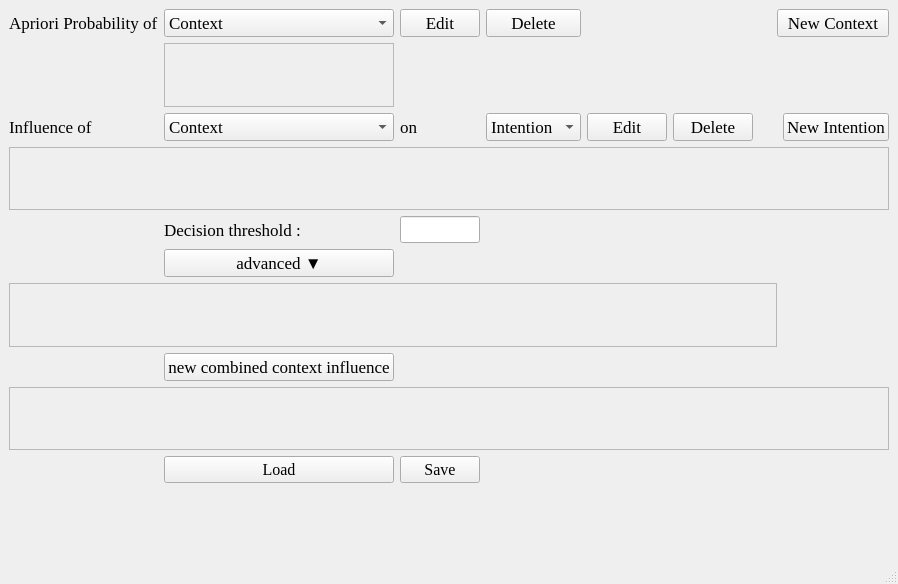
Before: the Qt Designer form CoBaIR/configurator.ui in dfki-ric/CoBaIR, drawn with Qt 5.
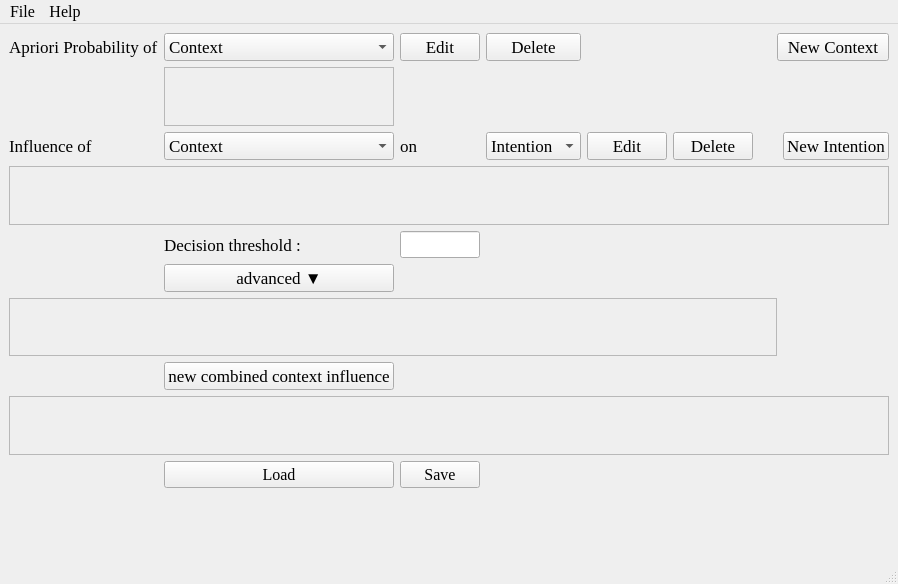
After: the same form once the commit is applied. Icons and pictures are not drawn.

Diff of the .ui file:
```diff
--- a/CoBaIR/configurator.ui
+++ b/CoBaIR/configurator.ui
@@ -353,9 +353,41 @@
      <x>0</x>
      <y>0</y>
      <width>874</width>
-     <height>21</height>
+     <height>25</height>
     </rect>
    </property>
+   <property name="font">
+    <font>
+     <family>Times New Roman</family>
+     <pointsize>12</pointsize>
+    </font>
+   </property>
+   <widget class="QMenu" name="menuFile">
+    <property name="font">
+     <font>
+      <family>Times New Roman</family>
+      <pointsize>12</pointsize>
+     </font>
+    </property>
+    <property name="title">
+     <string>File</string>
+    </property>
+    <addaction name="actionOpen"/>
+   </widget>
+   <widget class="QMenu" name="menuHelp">
+    <property name="font">
+     <font>
+      <family>Times New Roman</family>
+      <pointsize>12</pointsize>
+     </font>
+    </property>
+    <property name="title">
+     <string>Help</string>
+    </property>
+    <addaction name="actionAbout"/>
+   </widget>
+   <addaction name="menuFile"/>
+   <addaction name="menuHelp"/>
   </widget>
   <widget class="QStatusBar" name="statusbar"/>
  </widget>
```
Left out of the diff: 30 changed lines with no effect on the pictures.
